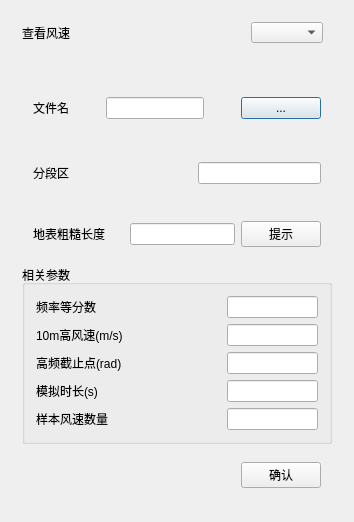
Above: TW/RandomWind.ui from Shixuku/Tower-Visual before the change. Below: the same form after it.
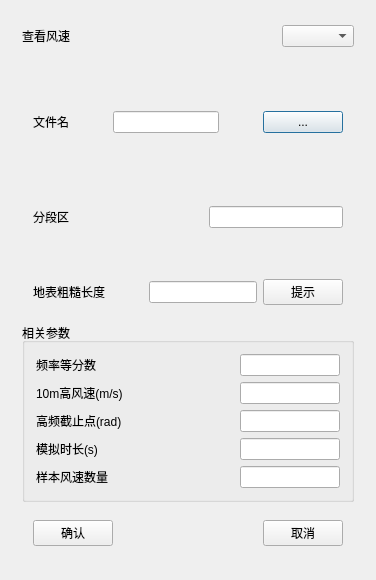
That is the form after the change.

What changed in the file:
```diff
--- a/TW/RandomWind.ui
+++ b/TW/RandomWind.ui
@@ -6,22 +6,16 @@
    <rect>
     <x>0</x>
     <y>0</y>
-    <width>354</width>
-    <height>522</height>
+    <width>376</width>
+    <height>580</height>
    </rect>
   </property>
   <property name="windowTitle">
    <string>RandomWind</string>
   </property>
+  <layout class="QVBoxLayout" name="verticalLayout_2">
+   <item>
   <widget class="QWidget" name="widget_5" native="true">
-   <property name="geometry">
-    <rect>
-     <x>11</x>
-     <y>11</y>
-     <width>323</width>
-     <height>43</height>
-    </rect>
-   </property>
    <property name="maximumSize">
     <size>
      <width>16777215</width>
@@ -54,15 +48,9 @@
     </item>
    </layout>
   </widget>
+   </item>
+   <item>
   <widget class="QWidget" name="widget_3" native="true">
-   <property name="geometry">
-    <rect>
-     <x>11</x>
-     <y>68</y>
-     <width>332</width>
-     <height>443</height>
-    </rect>
-   </property>
    <layout class="QVBoxLayout" name="verticalLayout">
     <item>
      <widget class="QWidget" name="widget_6" native="true">
@@ -364,19 +352,6 @@
        </size>
       </property>
       <layout class="QHBoxLayout" name="horizontalLayout">
-       <item>
-        <spacer name="horizontalSpacer_18">
-         <property name="orientation">
-          <enum>Qt::Horizontal</enum>
-         </property>
-         <property name="sizeHint" stdset="0">
-          <size>
-           <width>179</width>
-           <height>20</height>
-          </size>
-         </property>
-        </spacer>
-       </item>
        <item>
         <widget class="QPushButton" name="ok_btn">
          <property name="maximumSize">
@@ -390,11 +365,33 @@
          </property>
         </widget>
        </item>
+         <item>
+          <spacer name="horizontalSpacer_7">
+           <property name="orientation">
+            <enum>Qt::Horizontal</enum>
+           </property>
+           <property name="sizeHint" stdset="0">
+            <size>
+             <width>40</width>
+             <height>20</height>
+            </size>
+           </property>
+          </spacer>
+         </item>
+         <item>
+          <widget class="QPushButton" name="btn_cancle">
+           <property name="text">
+            <string>取消</string>
+           </property>
+          </widget>
+         </item>
       </layout>
      </widget>
     </item>
    </layout>
   </widget>
+   </item>
+  </layout>
  </widget>
  <layoutdefault spacing="6" margin="11"/>
  <resources/>
```
Left out of the diff: 2 changed lines with no effect on the pictures. Lines whose indentation alone changed are shown as unchanged.
